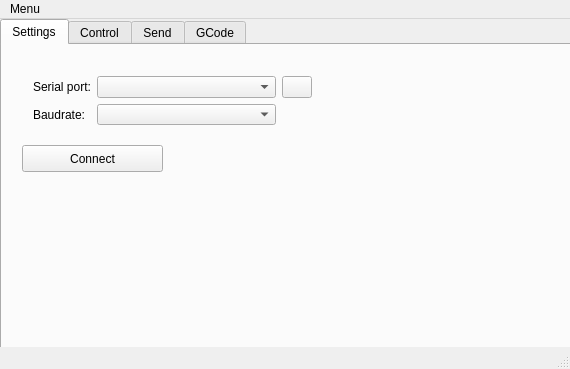
This is grbl_pocket_controller/grblpocketcontroller.ui in clementleger/grbl_pocket_controller as Qt 5 draws it before an edit. The edited form follows.
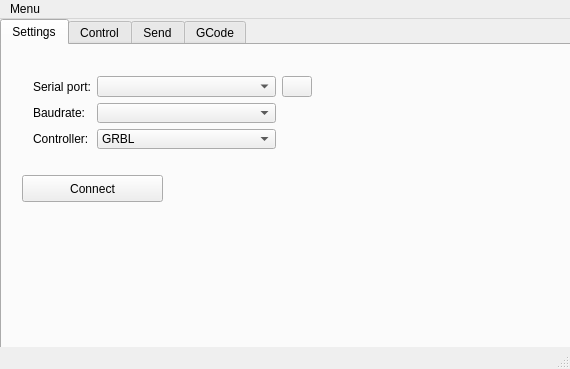
This is the edited form. The open tabs and pages were chosen to show the change. Icons and pictures are not drawn.

Commit message: Add function to send gcode line

Diff of the .ui file:
```diff
--- a/grbl_pocket_controller/grblpocketcontroller.ui
+++ b/grbl_pocket_controller/grblpocketcontroller.ui
@@ -46,7 +46,7 @@
         <x>20</x>
         <y>20</y>
         <width>301</width>
-        <height>71</height>
+        <height>95</height>
        </rect>
       </property>
       <layout class="QGridLayout" name="gridLayout_2">
@@ -122,13 +122,29 @@
          </property>
         </widget>
        </item>
+       <item row="2" column="0">
+        <widget class="QLabel" name="label_6">
+         <property name="text">
+          <string>Controller:</string>
+         </property>
+        </widget>
+       </item>
+       <item row="2" column="1">
+        <widget class="QComboBox" name="settings_controller">
+         <item>
+          <property name="text">
+           <string>GRBL</string>
+          </property>
+         </item>
+        </widget>
+       </item>
       </layout>
      </widget>
      <widget class="QPushButton" name="settings_connect">
       <property name="geometry">
        <rect>
         <x>20</x>
-        <y>100</y>
+        <y>130</y>
         <width>141</width>
         <height>27</height>
        </rect>
```
Left out of the diff: 2 changed lines with no effect on the pictures. The commit also changes 2 other files.
